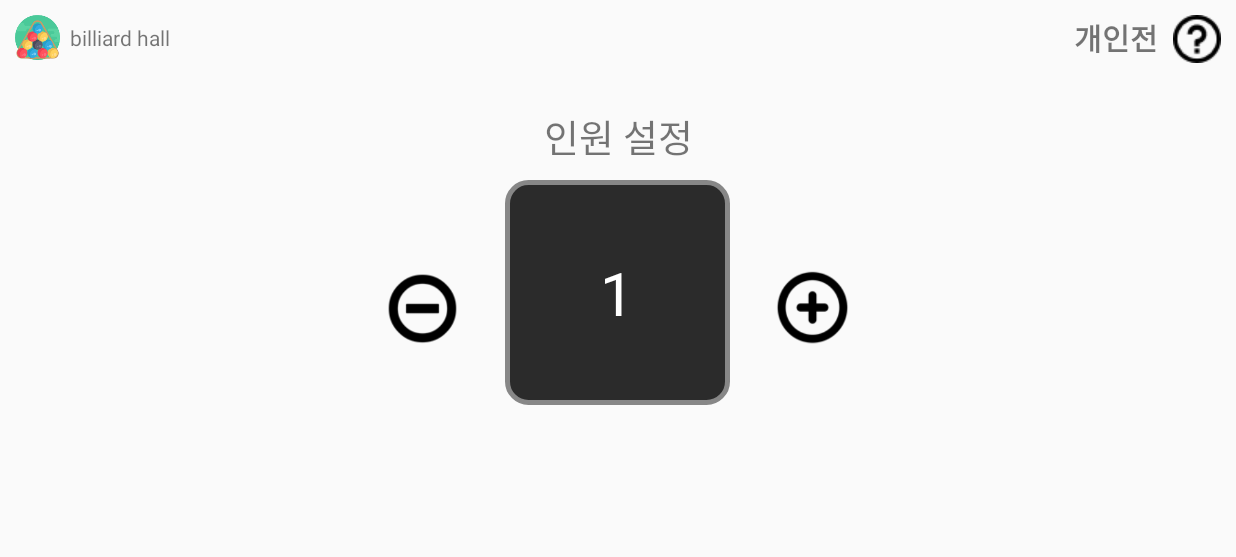
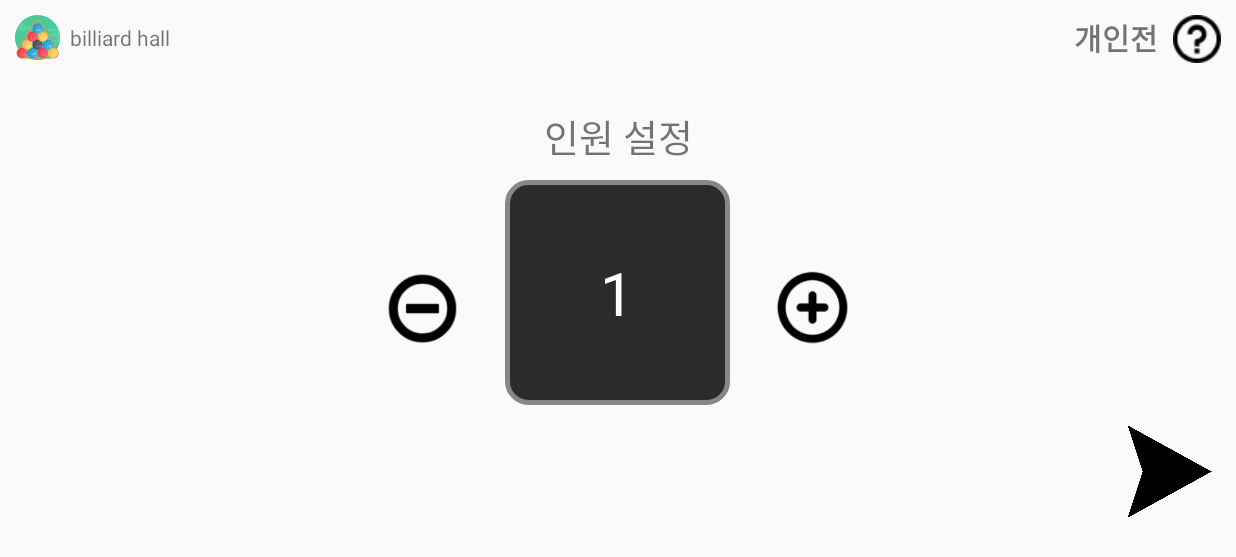
Before and after one commit to kkkHoon/smart-score-tracker, an Android app: the individual_counter screen opened directly, with no data from a screen before it, on a phone screen of 824 x 412 dp (held sideways). Shown: the top 557 px of the screen. Run offline under Robolectric (Android 15) with nearby library versions, the phone set to English and light mode, and no system bars.

Commit message:
1211
connection

```diff
--- a/MyApplication/app/src/main/java/com/example/hoon/myapplication/MainActivity.java
+++ b/MyApplication/app/src/main/java/com/example/hoon/myapplication/MainActivity.java
@@ -16,7 +16,7 @@ public class MainActivity extends AppCompatActivity {
 
     public void GoSingleMode(View view) //TODO
     {
-        Intent intent = new Intent(this, individual_scoreboard.class);
+        Intent intent = new Intent(this, individual_counter.class);
         startActivity(intent);
     }
 
--- a/MyApplication/app/src/main/java/com/example/hoon/myapplication/individual_counter.java
+++ b/MyApplication/app/src/main/java/com/example/hoon/myapplication/individual_counter.java
@@ -1,10 +1,12 @@
 package com.example.hoon.myapplication;
 
+import android.content.Intent;
 import android.os.Bundle;
 import android.os.PersistableBundle;
 import android.support.annotation.Nullable;
 import android.support.v7.app.AppCompatActivity;
 import android.view.View;
+import android.widget.Button;
 import android.widget.TextView;
 import android.widget.Toast;
 
@@ -15,11 +17,21 @@ import android.widget.Toast;
 public class individual_counter extends AppCompatActivity {
 
     TextView num_count;
+    Button next_btn;
     @Override
     protected void onCreate(@Nullable Bundle savedInstanceState) {
         super.onCreate(savedInstanceState);
         setContentView(R.layout.individual_counter);
         num_count = (TextView)findViewById(R.id.counter);
+        next_btn = (Button)findViewById(R.id.next_btn);
+        next_btn.setOnClickListener(new View.OnClickListener() {
+            @Override
+            public void onClick(View view) {
+                Intent intent = new Intent(getApplicationContext(), individual_scoreboard.class);
+                intent.putExtra("count",Integer.parseInt(num_count.getText().toString()));
+                startActivity(intent);
+            }
+        });
     }
 
     public void ShowHelper(View view)   //TODO
--- a/MyApplication/app/src/main/res/layout/individual_counter.xml
+++ b/MyApplication/app/src/main/res/layout/individual_counter.xml
@@ -69,5 +69,13 @@
             android:background="@drawable/plus_btn"
             android:onClick="counter"/>
 
+        <Button
+            android:id="@+id/next_btn"
+            android:layout_width="70dip"
+            android:layout_height="70dip"
+            android:layout_alignRight="@+id/imageButton"
+            android:layout_below="@+id/counter"
+            android:background="@drawable/next" />
+
     </RelativeLayout>
 </com.example.hoon.myapplication.default_logo>
```
Also changed, not shown: MyApplication/app/src/main/java/com/example/hoon/myapplication/individual_scoreboard.java (+20 -4 lines), MyApplication/app/src/main/res/drawable-v24/next.png (added).
